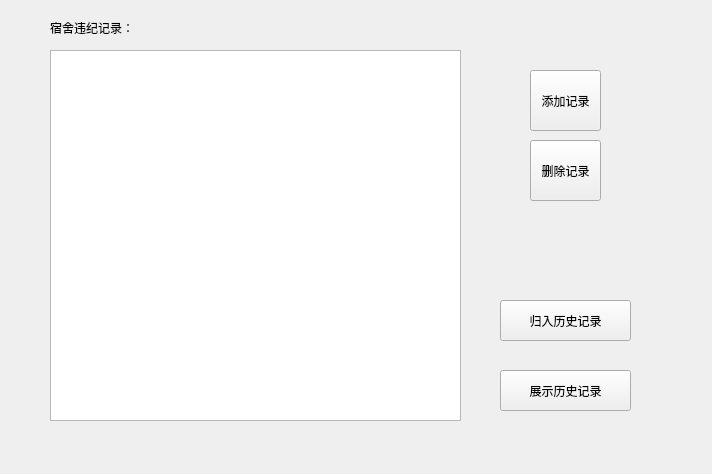
This is StudentDormManage/formforrulebreakrecord.ui in ThocatsYoung/StuDormMana as Qt 5 draws it before an edit. The edited form follows.
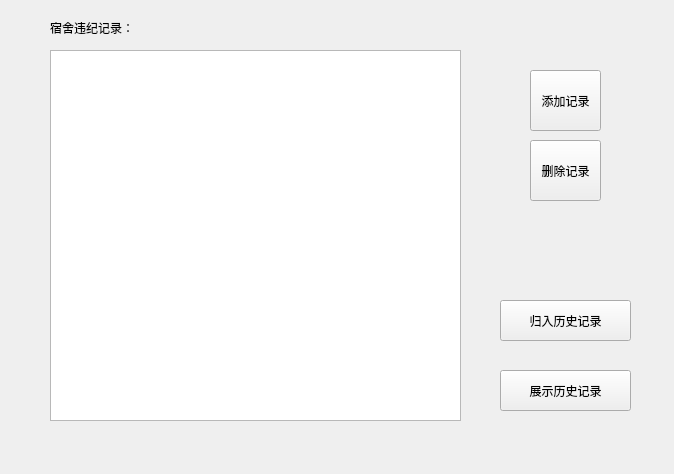
This is the edited form.

```diff
--- a/StudentDormManage/formforrulebreakrecord.ui
+++ b/StudentDormManage/formforrulebreakrecord.ui
@@ -6,7 +6,7 @@
    <rect>
     <x>0</x>
     <y>0</y>
-    <width>712</width>
+    <width>674</width>
     <height>474</height>
    </rect>
   </property>
```
